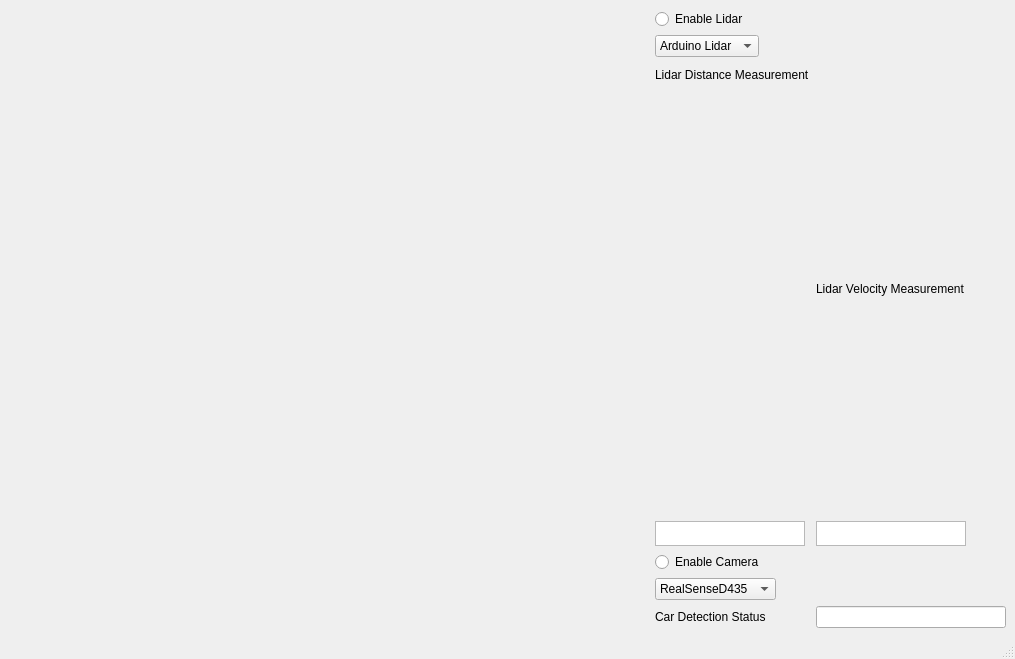
The window that gui/qt_designer_files/mirrorless_mirrors.ui (JECcapstone2019/CapstoneADASMirrors) describes before a commit, drawn with Qt 5.
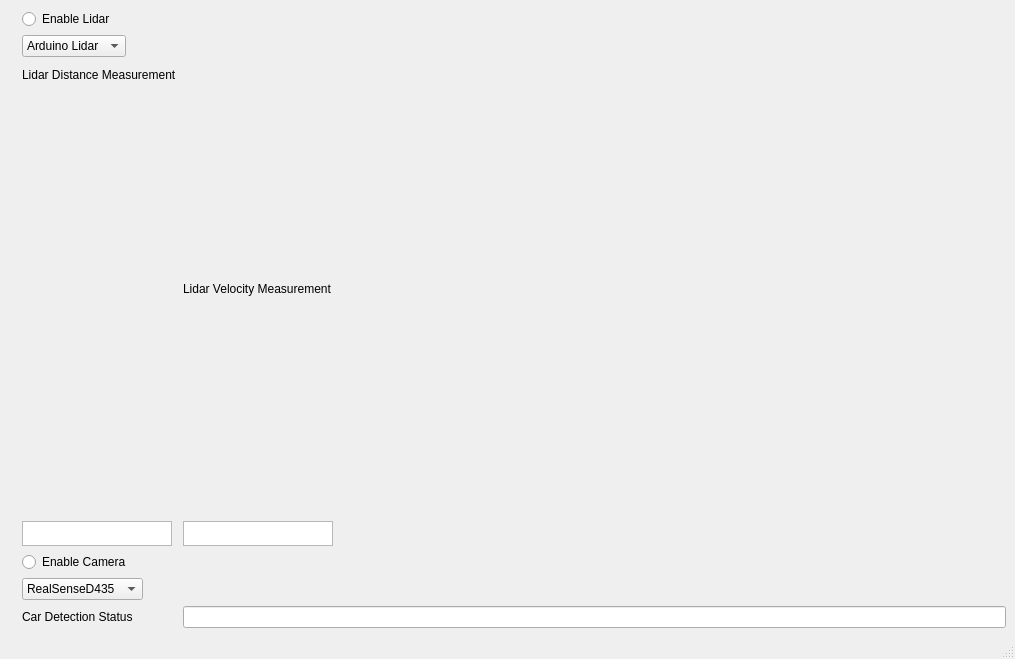
The same window after the commit.

```diff
--- a/gui/qt_designer_files/mirrorless_mirrors.ui
+++ b/gui/qt_designer_files/mirrorless_mirrors.ui
@@ -25,8 +25,8 @@
      <widget class="QLabel" name="imageViewer">
       <property name="minimumSize">
        <size>
-        <width>640</width>
-        <height>480</height>
+        <width>0</width>
+        <height>0</height>
        </size>
       </property>
       <property name="autoFillBackground">
```
